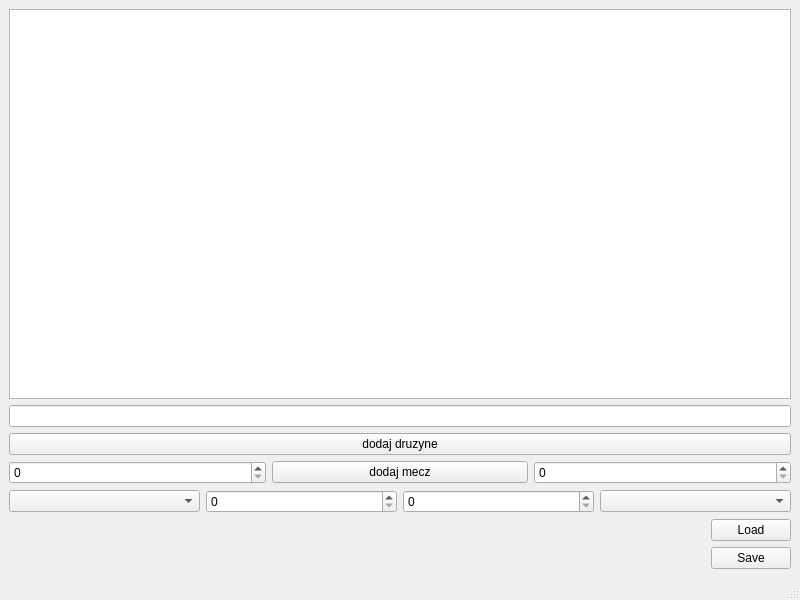
First picture: the form in mainwindow.ui, repository Kperp8/tournament-tracker-PL, before the edit.
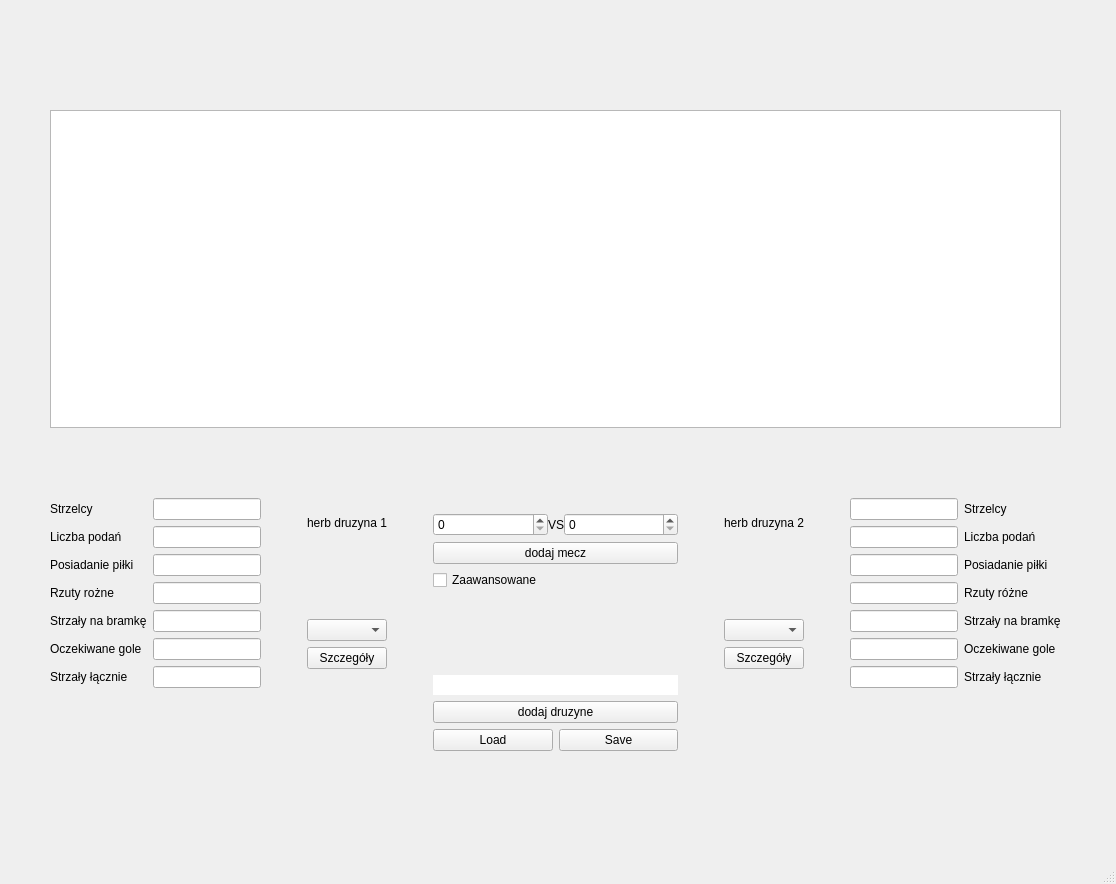
Second picture: the form after the edit.

Commit message: pierwsza zmiana ui - w kolejnych krokach uzupelnianie layoutu

Diff of the .ui file:
```diff
--- a/mainwindow.ui
+++ b/mainwindow.ui
@@ -6,80 +6,525 @@
    <rect>
     <x>0</x>
     <y>0</y>
-    <width>800</width>
-    <height>600</height>
+    <width>1116</width>
+    <height>884</height>
    </rect>
   </property>
   <property name="windowTitle">
    <string>MainWindow</string>
   </property>
   <widget class="QWidget" name="centralwidget">
-   <layout class="QVBoxLayout" name="verticalLayout_2">
-    <item>
-     <widget class="QTableView" name="scoresTable"/>
-    </item>
-    <item>
-     <layout class="QVBoxLayout" name="verticalLayout">
-      <item>
-       <widget class="QLineEdit" name="lineEdit_druzyna"/>
-      </item>
-      <item>
-       <widget class="QPushButton" name="add_team">
-        <property name="text">
-         <string>dodaj druzyne</string>
-        </property>
-       </widget>
-      </item>
-     </layout>
-    </item>
-    <item>
-     <layout class="QHBoxLayout" name="horizontalLayout_2">
-      <item>
-       <widget class="QSpinBox" name="spinBox_A"/>
-      </item>
-      <item>
-       <widget class="QPushButton" name="add_match">
-        <property name="text">
-         <string>dodaj mecz</string>
-        </property>
-       </widget>
-      </item>
-      <item>
-       <widget class="QSpinBox" name="spinBox_B"/>
-      </item>
-     </layout>
-    </item>
-    <item>
-     <layout class="QHBoxLayout" name="horizontalLayout">
-      <item>
-       <widget class="QComboBox" name="select_A"/>
-      </item>
-      <item>
-       <widget class="QSpinBox" name="spinBox"/>
-      </item>
-      <item>
-       <widget class="QSpinBox" name="spinBox_2"/>
-      </item>
-      <item>
-       <widget class="QComboBox" name="select_B"/>
-      </item>
-     </layout>
-    </item>
-    <item alignment="Qt::AlignmentFlag::AlignRight">
-     <widget class="QPushButton" name="Load_Button">
-      <property name="text">
-       <string>Load</string>
-      </property>
-     </widget>
-    </item>
-    <item alignment="Qt::AlignmentFlag::AlignRight">
-     <widget class="QPushButton" name="Save_Button">
-      <property name="text">
-       <string>Save</string>
-      </property>
-     </widget>
-    </item>
-   </layout>
+   <widget class="QWidget" name="verticalLayoutWidget">
+    <property name="geometry">
+     <rect>
+      <x>50</x>
+      <y>110</y>
+      <width>1011</width>
+      <height>641</height>
+     </rect>
+    </property>
+    <layout class="QVBoxLayout" name="verticalLayout">
+     <item>
+      <widget class="QTableView" name="scoresTable"/>
+     </item>
+     <item>
+      <layout class="QHBoxLayout" name="horizontalLayout_2" stretch="0,0,0,0,1,0,0,0,0">
+       <item>
+        <layout class="QFormLayout" name="formLayout">
+         <item row="2" column="1">
+          <widget class="QLineEdit" name="lineEdit"/>
+         </item>
+         <item row="4" column="1">
+          <widget class="QLineEdit" name="lineEdit_4"/>
+         </item>
+         <item row="3" column="1">
+          <widget class="QLineEdit" name="lineEdit_5"/>
+         </item>
+         <item row="2" column="0">
+          <widget class="QLabel" name="label_2">
+           <property name="text">
+            <string>Strzelcy</string>
+           </property>
+          </widget>
+         </item>
+         <item row="3" column="0">
+          <widget class="QLabel" name="label_3">
+           <property name="text">
+            <string>Liczba podań</string>
+           </property>
+          </widget>
+         </item>
+         <item row="4" column="0">
+          <widget class="QLabel" name="label_4">
+           <property name="text">
+            <string>Posiadanie piłki</string>
+           </property>
+          </widget>
+         </item>
+         <item row="5" column="0">
+          <widget class="QLabel" name="label_5">
+           <property name="text">
+            <string>Rzuty rożne</string>
+           </property>
+          </widget>
+         </item>
+         <item row="6" column="0">
+          <widget class="QLabel" name="label_6">
+           <property name="text">
+            <string>Strzały na bramkę</string>
+           </property>
+          </widget>
+         </item>
+         <item row="7" column="0">
+          <widget class="QLabel" name="label_7">
+           <property name="text">
+            <string>Oczekiwane gole</string>
+           </property>
+          </widget>
+         </item>
+         <item row="8" column="0">
+          <widget class="QLabel" name="label_8">
+           <property name="text">
+            <string>Strzały łącznie</string>
+           </property>
+          </widget>
+         </item>
+         <item row="5" column="1">
+          <widget class="QLineEdit" name="lineEdit_6"/>
+         </item>
+         <item row="6" column="1">
+          <widget class="QLineEdit" name="lineEdit_7"/>
+         </item>
+         <item row="7" column="1">
+          <widget class="QLineEdit" name="lineEdit_8"/>
+         </item>
+         <item row="8" column="1">
+          <widget class="QLineEdit" name="lineEdit_21"/>
+         </item>
+         <item row="9" column="1">
+          <spacer name="verticalSpacer_2">
+           <property name="orientation">
+            <enum>Qt::Orientation::Vertical</enum>
+           </property>
+           <property name="sizeHint" stdset="0">
+            <size>
+             <width>20</width>
+             <height>40</height>
+            </size>
+           </property>
+          </spacer>
+         </item>
+         <item row="1" column="1">
+          <spacer name="verticalSpacer_3">
+           <property name="orientation">
+            <enum>Qt::Orientation::Vertical</enum>
+           </property>
+           <property name="sizeHint" stdset="0">
+            <size>
+             <width>20</width>
+             <height>40</height>
+            </size>
+           </property>
+          </spacer>
+         </item>
+        </layout>
+       </item>
+       <item>
+        <spacer name="horizontalSpacer_2">
+         <property name="orientation">
+          <enum>Qt::Orientation::Horizontal</enum>
+         </property>
+         <property name="sizeHint" stdset="0">
+          <size>
+           <width>40</width>
+           <height>20</height>
+          </size>
+         </property>
+        </spacer>
+       </item>
+       <item>
+        <layout class="QVBoxLayout" name="verticalLayout_2">
+         <item>
+          <spacer name="verticalSpacer_11">
+           <property name="orientation">
+            <enum>Qt::Orientation::Vertical</enum>
+           </property>
+           <property name="sizeHint" stdset="0">
+            <size>
+             <width>20</width>
+             <height>40</height>
+            </size>
+           </property>
+          </spacer>
+         </item>
+         <item>
+          <widget class="QLabel" name="label_23">
+           <property name="text">
+            <string>herb druzyna 1</string>
+           </property>
+          </widget>
+         </item>
+         <item>
+          <spacer name="verticalSpacer_10">
+           <property name="orientation">
+            <enum>Qt::Orientation::Vertical</enum>
+           </property>
+           <property name="sizeHint" stdset="0">
+            <size>
+             <width>20</width>
+             <height>40</height>
+            </size>
+           </property>
+          </spacer>
+         </item>
+         <item>
+          <widget class="QComboBox" name="select_A"/>
+         </item>
+         <item>
+          <widget class="QPushButton" name="pushButton">
+           <property name="text">
+            <string>Szczegóły</string>
+           </property>
+          </widget>
+         </item>
+         <item>
+          <spacer name="verticalSpacer">
+           <property name="orientation">
+            <enum>Qt::Orientation::Vertical</enum>
+           </property>
+           <property name="sizeHint" stdset="0">
+            <size>
+             <width>20</width>
+             <height>40</height>
+            </size>
+           </property>
+          </spacer>
+         </item>
+        </layout>
+       </item>
+       <item>
+        <spacer name="horizontalSpacer">
+         <property name="orientation">
+          <enum>Qt::Orientation::Horizontal</enum>
+         </property>
+         <property name="sizeHint" stdset="0">
+          <size>
+           <width>40</width>
+           <height>20</height>
+          </size>
+         </property>
+        </spacer>
+       </item>
+       <item>
+        <layout class="QVBoxLayout" name="verticalLayout_4" stretch="0,0,0,0,0,0,0,0">
+         <item>
+          <spacer name="verticalSpacer_8">
+           <property name="orientation">
+            <enum>Qt::Orientation::Vertical</enum>
+           </property>
+           <property name="sizeHint" stdset="0">
+            <size>
+             <width>20</width>
+             <height>40</height>
+            </size>
+           </property>
+          </spacer>
+         </item>
+         <item>
+          <layout class="QHBoxLayout" name="horizontalLayout" stretch="1,0,1">
+           <property name="spacing">
+            <number>0</number>
+           </property>
+           <property name="sizeConstraint">
+            <enum>QLayout::SizeConstraint::SetMinAndMaxSize</enum>
+           </property>
+           <property name="bottomMargin">
+            <number>0</number>
+           </property>
+           <item>
+            <widget class="QSpinBox" name="spinBox_B"/>
+           </item>
+           <item>
+            <widget class="QLabel" name="label">
+             <property name="text">
+              <string>VS</string>
+             </property>
+            </widget>
+           </item>
+           <item>
+            <widget class="QSpinBox" name="spinBox_A"/>
+           </item>
+          </layout>
+         </item>
+         <item>
+          <widget class="QPushButton" name="add_match">
+           <property name="text">
+            <string>dodaj mecz</string>
+           </property>
+          </widget>
+         </item>
+         <item>
+          <widget class="QCheckBox" name="checkBox">
+           <property name="text">
+            <string>Zaawansowane</string>
+           </property>
+          </widget>
+         </item>
+         <item>
+          <spacer name="verticalSpacer_9">
+           <property name="orientation">
+            <enum>Qt::Orientation::Vertical</enum>
+           </property>
+           <property name="sizeHint" stdset="0">
+            <size>
+             <width>20</width>
+             <height>40</height>
+            </size>
+           </property>
+          </spacer>
+         </item>
+         <item>
+          <widget class="QLineEdit" name="lineEdit_druzyna">
+           <property name="maximumSize">
+            <size>
+             <width>1021</width>
+             <height>16777215</height>
+            </size>
+           </property>
+           <property name="tabletTracking">
+            <bool>true</bool>
+           </property>
+           <property name="autoFillBackground">
+            <bool>false</bool>
+           </property>
+           <property name="maxLength">
+            <number>2000</number>
+           </property>
+           <property name="frame">
+            <bool>false</bool>
+           </property>
+           <property name="dragEnabled">
+            <bool>false</bool>
+           </property>
+          </widget>
+         </item>
+         <item>
+          <widget class="QPushButton" name="add_team">
+           <property name="text">
+            <string>dodaj druzyne</string>
+           </property>
+          </widget>
+         </item>
+         <item>
+          <layout class="QHBoxLayout" name="horizontalLayout_3">
+           <item>
+            <widget class="QPushButton" name="Load_Button">
+             <property name="text">
+              <string>Load</string>
+             </property>
+            </widget>
+           </item>
+           <item>
+            <widget class="QPushButton" name="Save_Button">
+             <property name="text">
+              <string>Save</string>
+             </property>
+            </widget>
+           </item>
+          </layout>
+         </item>
+        </layout>
+       </item>
+       <item>
+        <spacer name="horizontalSpacer_4">
+         <property name="orientation">
+          <enum>Qt::Orientation::Horizontal</enum>
+         </property>
+         <property name="sizeHint" stdset="0">
+          <size>
+           <width>40</width>
+           <height>20</height>
+          </size>
+         </property>
+        </spacer>
+       </item>
+       <item>
+        <layout class="QVBoxLayout" name="verticalLayout_6">
+         <item>
+          <spacer name="verticalSpacer_15">
+           <property name="orientation">
+            <enum>Qt::Orientation::Vertical</enum>
+           </property>
+           <property name="sizeHint" stdset="0">
+            <size>
+             <width>20</width>
+             <height>40</height>
+            </size>
+           </property>
+          </spacer>
+         </item>
+         <item>
+          <widget class="QLabel" name="label_25">
+           <property name="text">
+            <string>herb druzyna 2</string>
+           </property>
+          </widget>
+         </item>
+         <item>
+          <spacer name="verticalSpacer_16">
+           <property name="orientation">
+            <enum>Qt::Orientation::Vertical</enum>
+           </property>
+           <property name="sizeHint" stdset="0">
+            <size>
+             <width>20</width>
+             <height>40</height>
+            </size>
+           </property>
+          </spacer>
+         </item>
+         <item>
+          <widget class="QComboBox" name="select_B"/>
+         </item>
+         <item>
+          <widget class="QPushButton" name="pushButton_3">
+           <property name="text">
+            <string>Szczegóły</string>
+           </property>
+          </widget>
+         </item>
+         <item>
+          <spacer name="verticalSpacer_17">
+           <property name="orientation">
+            <enum>Qt::Orientation::Vertical</enum>
+           </property>
+           <property name="sizeHint" stdset="0">
+            <size>
+             <width>20</width>
+             <height>40</height>
+            </size>
+           </property>
+          </spacer>
+         </item>
+        </layout>
+       </item>
+       <item>
+        <spacer name="horizontalSpacer_3">
+         <property name="orientation">
+          <enum>Qt::Orientation::Horizontal</enum>
+         </property>
+         <property name="sizeHint" stdset="0">
+          <size>
+           <width>40</width>
+           <height>20</height>
+          </size>
+         </property>
+        </spacer>
+       </item>
+       <item>
+        <layout class="QFormLayout" name="formLayout_2">
+         <item row="0" column="1">
+          <spacer name="verticalSpacer_5">
+           <property name="orientation">
+            <enum>Qt::Orientation::Vertical</enum>
+           </property>
+           <property name="sizeHint" stdset="0">
+            <size>
+             <width>20</width>
+             <height>40</height>
+            </size>
+           </property>
+          </spacer>
+         </item>
+         <item row="1" column="0">
+          <widget class="QLineEdit" name="lineEdit_12"/>
+         </item>
+         <item row="1" column="1">
+          <widget class="QLabel" name="label_9">
+           <property name="text">
+            <string>Strzelcy</string>
+           </property>
+          </widget>
+         </item>
+         <item row="3" column="0">
+          <widget class="QLineEdit" name="lineEdit_11"/>
+         </item>
+         <item row="3" column="1">
+          <widget class="QLabel" name="label_10">
+           <property name="text">
+            <string>Posiadanie piłki</string>
+           </property>
+          </widget>
+         </item>
+         <item row="4" column="0">
+          <widget class="QLineEdit" name="lineEdit_9"/>
+         </item>
+         <item row="4" column="1">
+          <widget class="QLabel" name="label_12">
+           <property name="text">
+            <string>Rzuty różne</string>
+           </property>
+          </widget>
+         </item>
+         <item row="5" column="0">
+          <widget class="QLineEdit" name="lineEdit_10"/>
+         </item>
+         <item row="5" column="1">
+          <widget class="QLabel" name="label_13">
+           <property name="text">
+            <string>Strzały na bramkę</string>
+           </property>
+          </widget>
+         </item>
+         <item row="6" column="0">
+          <widget class="QLineEdit" name="lineEdit_16"/>
+         </item>
+         <item row="6" column="1">
+          <widget class="QLabel" name="label_14">
+           <property name="text">
+            <string>Oczekiwane gole</string>
+           </property>
+          </widget>
+         </item>
+         <item row="7" column="0">
+          <widget class="QLineEdit" name="lineEdit_14"/>
+         </item>
+         <item row="7" column="1">
+          <widget class="QLabel" name="label_15">
+           <property name="text">
+            <string>Strzały łącznie</string>
+           </property>
+          </widget>
+         </item>
+         <item row="8" column="0">
+          <spacer name="verticalSpacer_4">
+           <property name="orientation">
+            <enum>Qt::Orientation::Vertical</enum>
+           </property>
+           <property name="sizeHint" stdset="0">
+            <size>
+             <width>20</width>
+             <height>40</height>
+            </size>
+           </property>
+          </spacer>
+         </item>
+         <item row="2" column="0">
+          <widget class="QLineEdit" name="lineEdit_2"/>
+         </item>
+         <item row="2" column="1">
+          <widget class="QLabel" name="label_11">
+           <property name="text">
+            <string>Liczba podań</string>
+           </property>
+          </widget>
+         </item>
+        </layout>
+       </item>
+      </layout>
+     </item>
+    </layout>
+   </widget>
   </widget>
   <widget class="QMenuBar" name="menubar">
    <property name="geometry">
```
Left out of the diff: 2 changed lines with no effect on the pictures.
